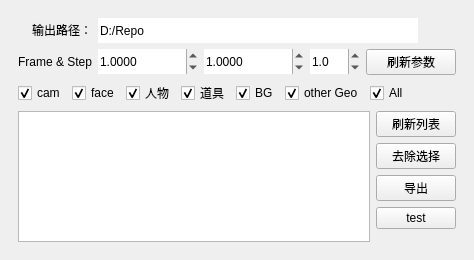
Above: core/abcIO/Abc_export.ui from rupengfei/TD_code before the change. Below: the same form after it.
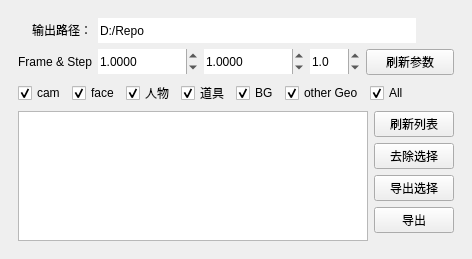
That is the form after the change. Icons and pictures are not drawn.

Patch:
```diff
--- a/core/abcIO/Abc_export.ui
+++ b/core/abcIO/Abc_export.ui
@@ -6,8 +6,8 @@
    <rect>
     <x>0</x>
     <y>0</y>
-    <width>474</width>
-    <height>260</height>
+    <width>472</width>
+    <height>259</height>
    </rect>
   </property>
   <property name="windowTitle">
@@ -31,8 +31,8 @@
         <rect>
          <x>0</x>
          <y>0</y>
-         <width>456</width>
-         <height>242</height>
+         <width>454</width>
+         <height>241</height>
         </rect>
        </property>
        <layout class="QGridLayout" name="gridLayout_4">
@@ -255,6 +255,13 @@
               </property>
              </widget>
             </item>
+            <item>
+             <widget class="QPushButton" name="btn_export_sel">
+              <property name="text">
+               <string>导出选择</string>
+              </property>
+             </widget>
+            </item>
             <item>
              <widget class="QPushButton" name="btn_export">
               <property name="text">
@@ -262,13 +269,6 @@
               </property>
              </widget>
             </item>
-            <item>
-             <widget class="QPushButton" name="btn_test">
-              <property name="text">
-               <string>test</string>
-              </property>
-             </widget>
-            </item>
             <item>
              <spacer name="verticalSpacer">
               <property name="orientation">
```
